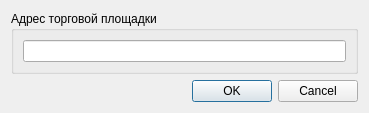
First picture: the form in Admin/MainManager/marketsWidget/cmarketdialog.ui, repository Demonist/TCS, before the edit.
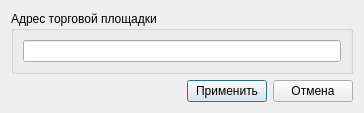
Second picture: the form after the edit. Icons and pictures are not drawn.

What changed in the file:
```diff
--- a/Admin/MainManager/marketsWidget/cmarketdialog.ui
+++ b/Admin/MainManager/marketsWidget/cmarketdialog.ui
@@ -6,15 +6,54 @@
    <rect>
     <x>0</x>
     <y>0</y>
-    <width>369</width>
-    <height>100</height>
+    <width>364</width>
+    <height>103</height>
    </rect>
   </property>
   <property name="windowTitle">
    <string>Dialog</string>
   </property>
   <layout class="QGridLayout" name="gridLayout">
-   <item row="0" column="0">
+   <item row="3" column="0" colspan="2">
+    <layout class="QHBoxLayout" name="horizontalLayout">
+     <item>
+      <spacer name="horizontalSpacer">
+       <property name="orientation">
+        <enum>Qt::Horizontal</enum>
+       </property>
+       <property name="sizeHint" stdset="0">
+        <size>
+         <width>40</width>
+         <height>20</height>
+        </size>
+       </property>
+      </spacer>
+     </item>
+     <item>
+      <widget class="QPushButton" name="pbnApply">
+       <property name="text">
+        <string>Применить</string>
+       </property>
+       <property name="icon">
+        <iconset resource="../main_res.qrc">
+         <normaloff>:/images/apply.png</normaloff>:/images/apply.png</iconset>
+       </property>
+      </widget>
+     </item>
+     <item>
+      <widget class="QPushButton" name="pbnCancel">
+       <property name="text">
+        <string>Отмена</string>
+       </property>
+       <property name="icon">
+        <iconset resource="../main_res.qrc">
+         <normaloff>:/images/cancel.png</normaloff>:/images/cancel.png</iconset>
+       </property>
+      </widget>
+     </item>
+    </layout>
+   </item>
+   <item row="0" column="0" rowspan="2" colspan="2">
     <widget class="QGroupBox" name="groupBox">
      <property name="title">
       <string>Адрес торговой площадки</string>
@@ -26,15 +65,18 @@
      </layout>
     </widget>
    </item>
-   <item row="1" column="0">
-    <widget class="QDialogButtonBox" name="buttonBox">
+   <item row="2" column="0">
+    <spacer name="verticalSpacer">
      <property name="orientation">
-      <enum>Qt::Horizontal</enum>
+      <enum>Qt::Vertical</enum>
      </property>
-     <property name="standardButtons">
-      <set>QDialogButtonBox::Cancel|QDialogButtonBox::Ok</set>
+     <property name="sizeHint" stdset="0">
+      <size>
+       <width>20</width>
+       <height>152</height>
+      </size>
      </property>
-    </widget>
+    </spacer>
    </item>
   </layout>
  </widget>
```
Left out of the diff: 40 changed lines with no effect on the pictures.
